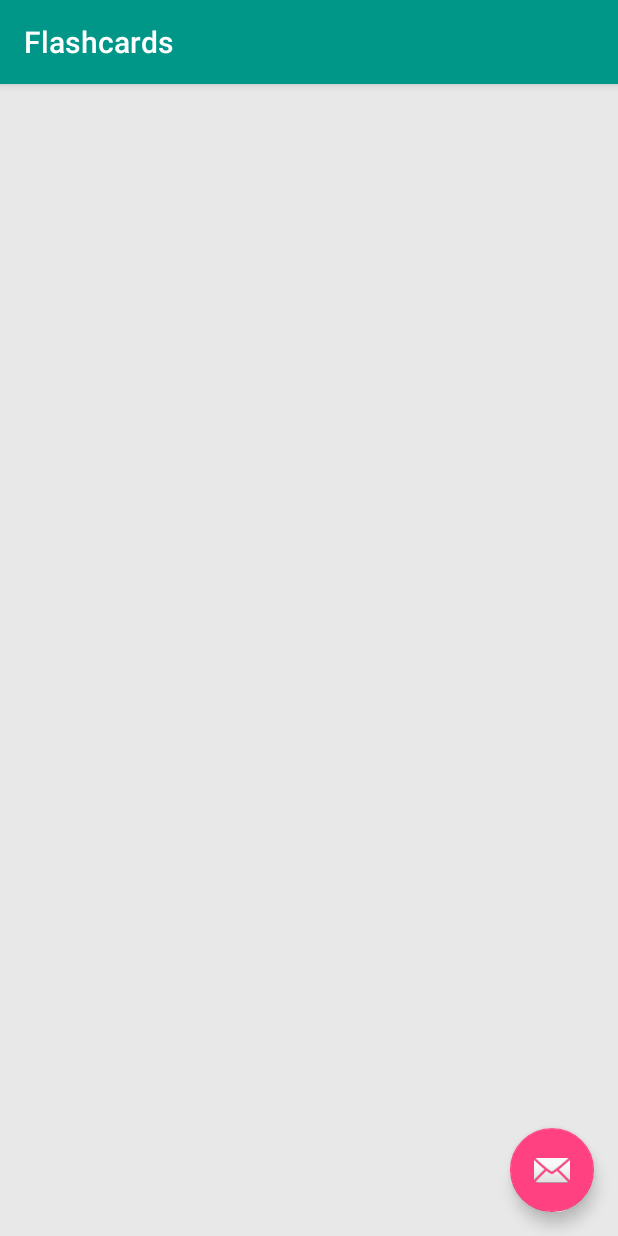
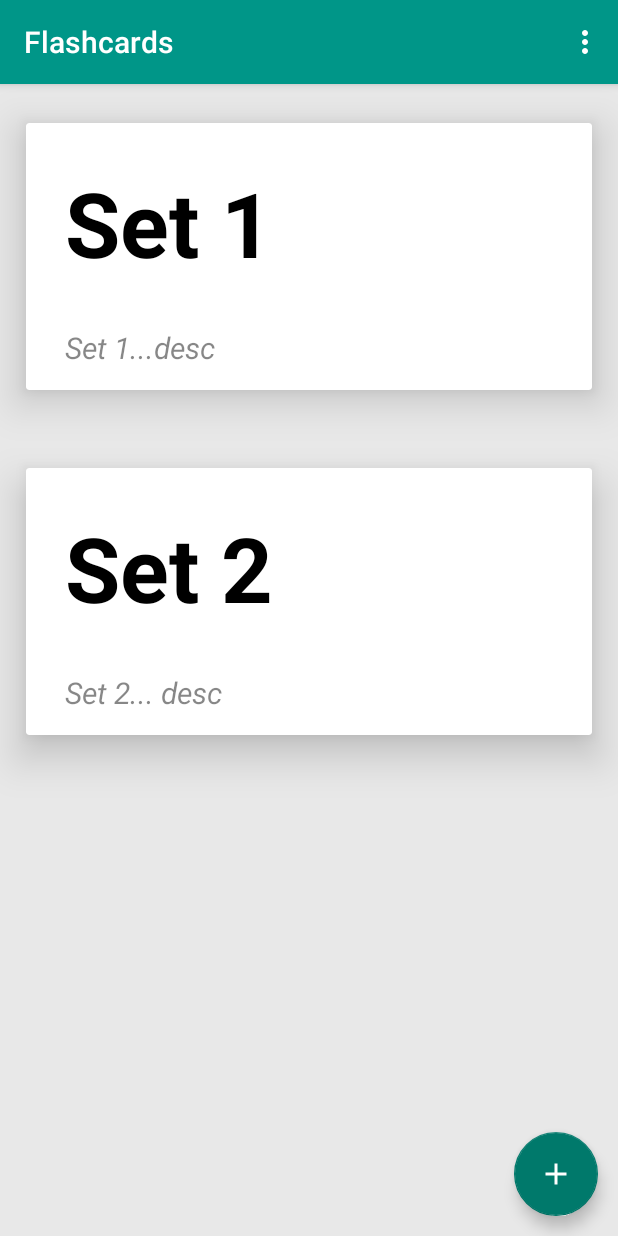
Before and after one commit to Erians/AIADEIS, an Android app: the screen it shows after launch (flashCardsActivity), after a tap on "Flashcards", on a phone screen of 412 x 824 dp. Run offline under Robolectric (Android 15) with nearby library versions, the phone set to English and light mode, and no system bars.

Commit message:
commit
nuevo commit con actualizacion de activity

```diff
--- /dev/null
+++ b/app/src/main/java/com/example/ale/aplicacionmd/ComplexRecyclerViewAdapter.java
@@ -0,0 +1,118 @@
+package com.example.ale.aplicacionmd;
+
+import android.content.Context;
+import android.content.Intent;
+import android.support.design.widget.Snackbar;
+import android.support.v7.widget.RecyclerView;
+import android.support.v7.widget.RecyclerView.Adapter;
+import android.view.LayoutInflater;
+import android.view.View;
+import android.view.ViewGroup;
+import android.widget.ImageView;
+import android.widget.TextView;
+
+import java.util.List;
+import java.util.Objects;
+
+public class ComplexRecyclerViewAdapter extends RecyclerView.Adapter<RecyclerView.ViewHolder>
+{
+    private final int card = 0, MF=1;
+    private int type=0;
+    private String[] titles = {"Flashcards", "Memorama"};
+    private int[] images = {R.drawable.bag_2, R.drawable.bag_1};
+    private String[] names = {"Set 1", "Set 2"};
+    private String[] description = {"Set 1...desc", "Set 2... desc"};
+
+
+    public ComplexRecyclerViewAdapter(int type)
+    {
+        this.type = type;
+    }
+
+    @Override
+    public int getItemCount()
+    {
+        return this.type;
+    }
+
+
+    @Override
+    public int getItemViewType(int position)
+    {
+        if (type == 1)
+        {
+            return card;
+        }
+        else
+        {
+            if(type == 2)
+            {
+                return MF;
+            }
+        }
+        return -1;
+    }
+
+    @Override
+    public RecyclerView.ViewHolder onCreateViewHolder(ViewGroup viewGroup, int viewType)
+    {
+        RecyclerView.ViewHolder viewHolder;
+        LayoutInflater inflater = LayoutInflater.from(viewGroup.getContext());
+
+        switch (viewType)
+        {
+            case card:
+                View v1 = inflater.inflate(R.layout.card, viewGroup, false);
+                viewHolder = new RecyclerAdapter(v1);
+                break;
+            case MF:
+                View v2 = inflater.inflate(R.layout.set_mem_flash, viewGroup, false);
+                viewHolder = new RecyclerAdapterFM(v2);
+                break;
+            default:
+                View v = inflater.inflate(R.layout.card, viewGroup, false);
+                viewHolder = new RecyclerAdapter(v);
+        }
+        return viewHolder;
+    }
+
+    @Override
+    public void onBindViewHolder(RecyclerView.ViewHolder viewHolder, int position)
+    {
+        switch (viewHolder.getItemViewType())
+        {
+            case card:
+                RecyclerAdapter vh1 = (RecyclerAdapter) viewHolder;
+                configureViewHolder1(vh1, position);
+                break;
+            case MF:
+                RecyclerAdapterFM vh2 = (RecyclerAdapterFM) viewHolder;
+                configureViewHolder2(vh2, position);
+                break;
+            default:
+                RecyclerAdapter vh = (RecyclerAdapter) viewHolder;
+                configureViewHolder1(vh, position);
+                break;
+        }
+    }
+
+
+    private void configureDefaultViewHolder(RecyclerAdapter vh, int position)
+    {
+
+    }
+
+    private void configureViewHolder1(RecyclerAdapter vh1, int position)
+    {
+        vh1.itemTitle.setText(titles[position]);
+        vh1.itemImage.setImageResource(images[position]);
+    }
+
+    private void configureViewHolder2(RecyclerAdapterFM vh2, int position)
+    {
+        vh2.itemName.setText(names[position]);
+        vh2.itemDesc.setText(description[position]);
+    }
+
+
+}
--- a/app/src/main/java/com/example/ale/aplicacionmd/MainActivity.java
+++ b/app/src/main/java/com/example/ale/aplicacionmd/MainActivity.java
@@ -24,7 +24,8 @@ public class MainActivity extends AppCompatActivity {
         layoutManager = new LinearLayoutManager(this);
         recyclerView.setLayoutManager(layoutManager);
 
-        adapter = new RecyclerAdapter();
+
+        adapter = new ComplexRecyclerViewAdapter(1);
         recyclerView.setAdapter(adapter);
     }
 
--- a/app/src/main/java/com/example/ale/aplicacionmd/RecyclerAdapter.java
+++ b/app/src/main/java/com/example/ale/aplicacionmd/RecyclerAdapter.java
@@ -11,28 +11,23 @@ import android.view.ViewGroup;
 import android.widget.ImageView;
 import android.widget.TextView;
 
-public class RecyclerAdapter extends RecyclerView.Adapter<RecyclerAdapter.ViewHolder>
+public class RecyclerAdapter extends RecyclerView.ViewHolder
 {
     private String[] titles = {"Flashcards", "Memorama"};
     private int[] images = {R.drawable.bag_2, R.drawable.bag_1};
-
-    class ViewHolder extends RecyclerView.ViewHolder
-    {
     public int currentItem;
     public ImageView itemImage;
     public TextView itemTitle;
 
 
-        public ViewHolder(View itemView)
-        {
+    public RecyclerAdapter(View itemView) {
         super(itemView);
         itemImage = (ImageView) itemView.findViewById(R.id.item_image);
         itemTitle = (TextView) itemView.findViewById(R.id.item_title);
 
-            itemView.setOnClickListener(new View.OnClickListener()
-            {
-                @Override public void onClick(View v)
-                {
+        itemView.setOnClickListener(new View.OnClickListener() {
+            @Override
+            public void onClick(View v) {
                 int position = getAdapterPosition();
                 Snackbar.make(v, "Click detected on item" + position, Snackbar.LENGTH_LONG).setAction("Action", null).show();
         /*
@@ -53,33 +48,6 @@ public class RecyclerAdapter extends RecyclerView.Adapter<RecyclerAdapter.ViewHo
                     default:
                 }
             }
-            }
-
-            );
-
+        });
     }
 }
-
-
-    @Override
-    public ViewHolder onCreateViewHolder(ViewGroup viewGroup, int i)
-    {
-        View v = LayoutInflater.from(viewGroup.getContext()).inflate(R.layout.card, viewGroup, false);
-        ViewHolder viewHolder = new ViewHolder(v);
-        return viewHolder;
-
-    }
-
-
-
-    @Override
-    public void onBindViewHolder(ViewHolder viewHolder, int i)
-    {
-        viewHolder.itemTitle.setText(titles[i]);
-        viewHolder.itemImage.setImageResource(images[i]);
-    }
-
-
-    @Override
-    public int getItemCount() {return titles.length;}
-}
--- /dev/null
+++ b/app/src/main/java/com/example/ale/aplicacionmd/RecyclerAdapterFM.java
@@ -0,0 +1,38 @@
+package com.example.ale.aplicacionmd;
+
+import android.content.Context;
+import android.content.Intent;
+import android.support.design.widget.Snackbar;
+import android.support.v7.widget.RecyclerView;
+import android.support.v7.widget.RecyclerView.Adapter;
+import android.view.LayoutInflater;
+import android.view.View;
+import android.view.ViewGroup;
+import android.widget.ImageView;
+import android.widget.TextView;
+
+public class RecyclerAdapterFM extends RecyclerView.ViewHolder
+{
+    private String[] names = {"Set 1", "Set 2"};
+    private String[] description = {"Set 1...desc", "Set 2... desc"};
+
+    public int currentItem;
+    public TextView itemName;
+    public TextView itemDesc;
+
+
+    public RecyclerAdapterFM(View itemView) {
+        super(itemView);
+        itemName = (TextView) itemView.findViewById(R.id.item_name);
+        itemDesc = (TextView) itemView.findViewById(R.id.item_desc);
+
+        itemView.setOnClickListener(new View.OnClickListener() {
+            @Override
+            public void onClick(View v)
+            {
+                int position = getAdapterPosition();
+                Snackbar.make(v, "Click detected on item" + position, Snackbar.LENGTH_LONG).setAction("Action", null).show();
+            }
+        });
+    }
+}
--- a/app/src/main/java/com/example/ale/aplicacionmd/flashCardsActivity.java
+++ b/app/src/main/java/com/example/ale/aplicacionmd/flashCardsActivity.java
@@ -10,9 +10,16 @@ import android.support.v7.widget.LinearLayoutManager;
 import android.support.v7.widget.RecyclerView;
 import android.support.v7.widget.Toolbar;
 import android.view.View;
+import android.support.v7.widget.LinearLayoutManager;
+import android.support.v7.widget.RecyclerView.Adapter;
+import android.view.Menu;
+import android.view.MenuItem;
 
 public class flashCardsActivity extends AppCompatActivity {
 
+    RecyclerView recyclerView;
+    RecyclerView.LayoutManager layoutManager;
+    RecyclerView.Adapter adapter;
 
     @Override
     protected void onCreate(Bundle savedInstanceState) {
@@ -20,6 +27,17 @@ public class flashCardsActivity extends AppCompatActivity {
         setContentView(R.layout.activity_flash_cards);
         Toolbar toolbar = (Toolbar) findViewById(R.id.toolbar);
         setSupportActionBar(toolbar);
+
+
+        recyclerView = (RecyclerView) findViewById(R.id.recycler_view);
+
+        layoutManager = new LinearLayoutManager(this);
+        recyclerView.setLayoutManager(layoutManager);
+
+        adapter = new ComplexRecyclerViewAdapter(2);
+        adapter.getItemViewType(1);
+        recyclerView.setAdapter(adapter);
+
 
         FloatingActionButton fab = (FloatingActionButton) findViewById(R.id.fab);
         fab.setOnClickListener(new View.OnClickListener() {
@@ -39,6 +57,28 @@ public class flashCardsActivity extends AppCompatActivity {
 
             }
         });
+
+    }
+
+    @Override
+    public boolean onCreateOptionsMenu (Menu menu)
+    {
+        getMenuInflater().inflate(R.menu.menu, menu);
+        return true;
+    }
+
+
+    @Override
+    public boolean onOptionsItemSelected(MenuItem item)
+    {
+        int id = item.getItemId();
+
+        if(id==R.id.action_settings)
+        {
+            return true;
+        }
+
+        return super.onOptionsItemSelected(item);
     }
 
 }
--- /dev/null
+++ b/app/src/main/res/drawable/plus.xml
@@ -0,0 +1,8 @@
+<!-- drawable/plus.xml -->
+<vector xmlns:android="http://schemas.android.com/apk/res/android"
+    android:height="40dp"
+    android:width="40dp"
+    android:viewportWidth="24"
+    android:viewportHeight="24">
+    <path android:fillColor="#ffffff" android:pathData="M19,13H13V19H11V13H5V11H11V5H13V11H19V13Z" />
+</vector>
--- a/app/src/main/res/layout/activity_flash_cards.xml
+++ b/app/src/main/res/layout/activity_flash_cards.xml
@@ -28,6 +28,13 @@
         android:layout_height="wrap_content"
         android:layout_gravity="bottom|end"
         android:layout_margin="@dimen/fab_margin"
-        app:srcCompat="@android:drawable/ic_dialog_email" />
+        app:backgroundTint="@color/colorPrimaryDark"
+        app:srcCompat="@drawable/plus" />
+
+    <android.support.v7.widget.RecyclerView
+        android:id="@+id/recycler_view"
+        android:layout_width="match_parent"
+        android:layout_height="match_parent"
+        app:layout_behavior="@string/appbar_scrolling_view_behavior"/>
 
 </android.support.design.widget.CoordinatorLayout>
--- a/app/src/main/res/layout/card.xml
+++ b/app/src/main/res/layout/card.xml
@@ -10,7 +10,7 @@
     android:layout_gravity="bottom"
     card_view:cardElevation="10dp"
     card_view:cardUseCompatPadding="true"
-    card_view:cardCornerRadius="4dp"
+    card_view:cardCornerRadius="6dp"
     card_view:cardPreventCornerOverlap="false"
     android:clickable="true">
 
--- /dev/null
+++ b/app/src/main/res/layout/set_mem_flash.xml
@@ -0,0 +1,54 @@
+<?xml version="1.0" encoding="utf-8"?>
+
+
+<android.support.v7.widget.CardView
+    xmlns:android="http://schemas.android.com/apk/res/android"
+    xmlns:card_view="http://schemas.android.com/apk/res-auto"
+    android:id="@+id/card_view"
+    android:layout_width="match_parent"
+    android:layout_height="230dp"
+    android:layout_gravity="bottom"
+    card_view:cardElevation="17dp"
+    card_view:cardUseCompatPadding="true"
+    card_view:cardCornerRadius="2dp"
+    card_view:cardPreventCornerOverlap="false"
+    android:clickable="true">
+
+    <!--
+    card_view:contentPadding="4dp"
+    android:layout_marginBottom="30dp"
+    android:layout_marginLeft="10dp"
+    android:layout_marginRight="10dp"
+    android:foreground="?attr/selectableItemBackground"-->
+    <!--card_view:cardBackgroundColor="#81c784"-->
+
+    <RelativeLayout
+        android:layout_width="match_parent"
+        android:layout_height="wrap_content"
+        android:padding="16dp">
+
+        <TextView
+            android:id="@+id/item_name"
+            android:layout_width="wrap_content"
+            android:layout_height="wrap_content"
+            android:layout_marginLeft="10dp"
+            android:layout_marginRight="90dp"
+            android:layout_marginTop="10dp"
+            android:textColor="@color/negro"
+            android:textSize="60sp"
+            android:textStyle="bold" />
+
+        <TextView
+            android:id="@+id/item_desc"
+            android:layout_width="wrap_content"
+            android:layout_height="wrap_content"
+            android:layout_below="@+id/item_title"
+            android:layout_marginLeft="10dp"
+            android:layout_marginRight="100dp"
+            android:layout_marginTop="120dp"
+            android:textColor="@color/transparente_negro"
+            android:textSize="20sp"
+            android:textStyle="italic"/>
+
+    </RelativeLayout>
+</android.support.v7.widget.CardView>
--- a/app/src/main/res/values/colors.xml
+++ b/app/src/main/res/values/colors.xml
@@ -5,5 +5,6 @@
     <color name="colorAccent">#FF4081</color>
     <color name="transparente_negro">#85191919</color>
     <color name="transparente_claro">#ffe3e3e3</color>
-    <color name="negro">#e8e8e8</color>
+    <color name="gris">#e8e8e8</color>
+    <color name="negro">#000000</color>
 </resources>
--- a/app/src/main/res/values/dimens.xml
+++ b/app/src/main/res/values/dimens.xml
@@ -17,5 +17,5 @@
     <dimen name="card_image_height">200dp</dimen>
     <dimen name="list_body">14sp</dimen>
     <dimen name="navheader_height">222dp</dimen>
-    <dimen name="fab_margin">16dp</dimen>
+    <dimen name="fab_margin">13dp</dimen>
 </resources>
--- a/app/src/main/res/values/styles.xml
+++ b/app/src/main/res/values/styles.xml
@@ -6,7 +6,7 @@
         <item name="colorPrimary">@color/colorPrimary</item>
         <item name="colorPrimaryDark">@color/colorPrimaryDark</item>
         <item name="colorAccent">@color/colorAccent</item>
-        <item name="android:windowBackground">@color/negro</item>
+        <item name="android:windowBackground">@color/gris</item>
     </style>
 
     <style name="AppTheme.NoActionBar">
```
Also changed, not shown: app/src/main/res/drawable/ic_agregar.png (added). Lines whose indentation alone changed are shown as unchanged.
